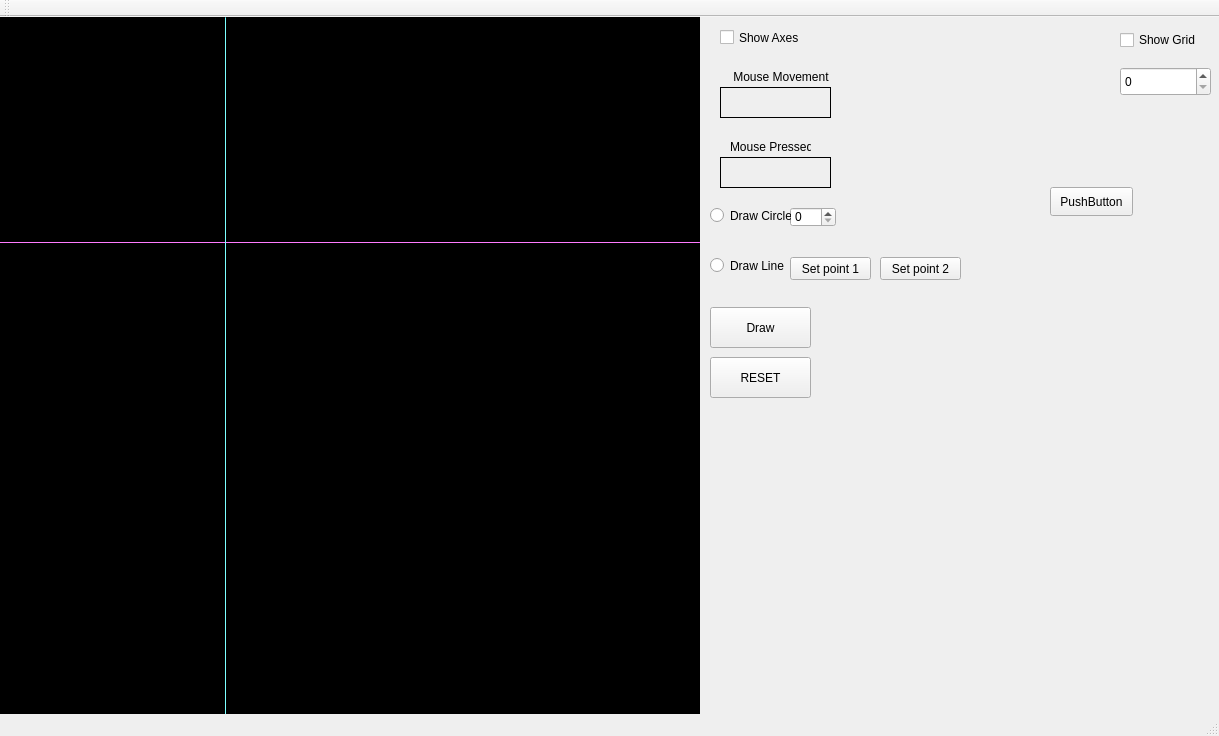
Qt form mainwindow.ui (kanko-ghosh/qt-project) before a commit.
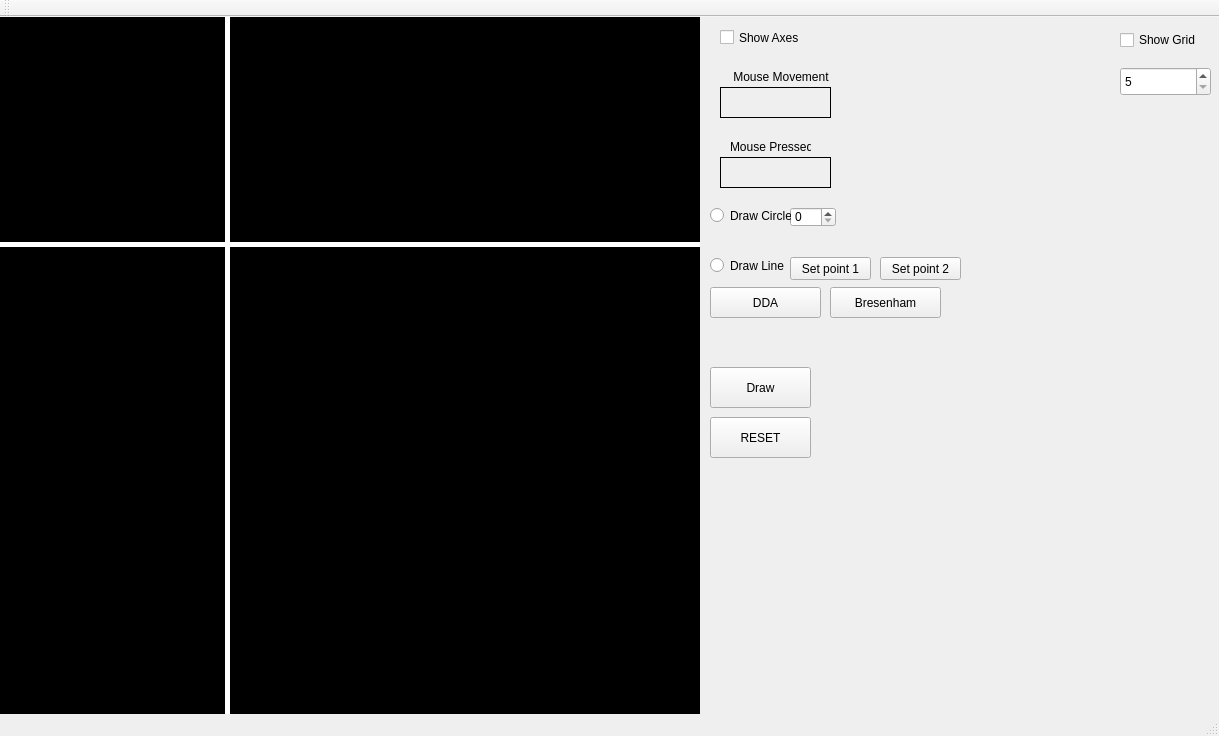
The same form after that commit. Custom widgets are drawn as their Qt base class.

```diff
--- a/mainwindow.ui
+++ b/mainwindow.ui
@@ -106,11 +106,17 @@
       <x>0</x>
       <y>225</y>
       <width>700</width>
-      <height>1</height>
+      <height>5</height>
      </rect>
     </property>
     <property name="styleSheet">
-     <string notr="true">background-color: rgb(255, 85, 255);</string>
+     <string notr="true">background-color: rgb(255, 255, 255);</string>
+    </property>
+    <property name="frameShadow">
+     <enum>QFrame::Raised</enum>
+    </property>
+    <property name="lineWidth">
+     <number>0</number>
     </property>
     <property name="orientation">
      <enum>Qt::Horizontal</enum>
@@ -121,13 +127,19 @@
      <rect>
       <x>225</x>
       <y>0</y>
-      <width>1</width>
+      <width>5</width>
       <height>700</height>
      </rect>
     </property>
     <property name="styleSheet">
      <string notr="true">
-background-color: rgb(85, 255, 255);</string>
+background-color: rgb(255, 255, 255);</string>
+    </property>
+    <property name="frameShadow">
+     <enum>QFrame::Raised</enum>
+    </property>
+    <property name="lineWidth">
+     <number>0</number>
     </property>
     <property name="orientation">
      <enum>Qt::Vertical</enum>
@@ -150,7 +162,7 @@
     <property name="geometry">
      <rect>
       <x>710</x>
-      <y>290</y>
+      <y>350</y>
       <width>101</width>
       <height>41</height>
      </rect>
@@ -225,7 +237,7 @@
     <property name="geometry">
      <rect>
       <x>710</x>
-      <y>340</y>
+      <y>400</y>
       <width>101</width>
       <height>41</height>
      </rect>
@@ -256,18 +268,37 @@
       <height>29</height>
      </rect>
     </property>
+    <property name="minimum">
+     <number>5</number>
+    </property>
+    <property name="singleStep">
+     <number>2</number>
+    </property>
    </widget>
    <widget class="QPushButton" name="temp">
     <property name="geometry">
      <rect>
-      <x>1050</x>
-      <y>170</y>
-      <width>83</width>
-      <height>29</height>
+      <x>830</x>
+      <y>270</y>
+      <width>111</width>
+      <height>31</height>
      </rect>
     </property>
     <property name="text">
-     <string>PushButton</string>
+     <string>Bresenham</string>
+    </property>
+   </widget>
+   <widget class="QPushButton" name="dda">
+    <property name="geometry">
+     <rect>
+      <x>710</x>
+      <y>270</y>
+      <width>111</width>
+      <height>31</height>
+     </rect>
+    </property>
+    <property name="text">
+     <string>DDA</string>
     </property>
    </widget>
   </widget>
```
Left out of the diff: 2 changed lines with no effect on the pictures.
